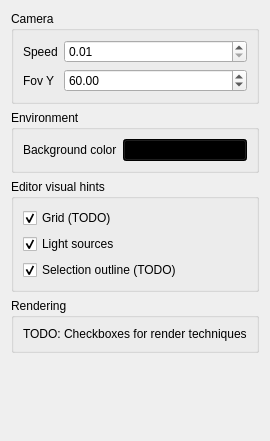
Before: the Qt Designer form Engine/Project3/ui/miscsettingswidget.ui in ValdiviaDev/Engine-Graphics-Programming, drawn with Qt 5.
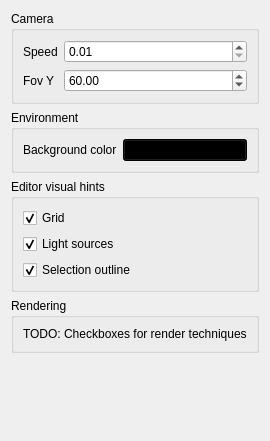
After: the same form once the commit is applied.

Commit message: Grid and selection outline can be disabled from inspector

```diff
--- a/Engine/Project3/ui/miscsettingswidget.ui
+++ b/Engine/Project3/ui/miscsettingswidget.ui
@@ -92,7 +92,7 @@
       <item>
        <widget class="QCheckBox" name="checkBoxGrid">
         <property name="text">
-         <string>Grid (TODO)</string>
+         <string>Grid</string>
         </property>
         <property name="checked">
          <bool>true</bool>
@@ -112,7 +112,7 @@
       <item>
        <widget class="QCheckBox" name="checkBoxSelectionOutline">
         <property name="text">
-         <string>Selection outline (TODO)</string>
+         <string>Selection outline</string>
         </property>
         <property name="checked">
          <bool>true</bool>
```
The commit also changes 4 other files.
